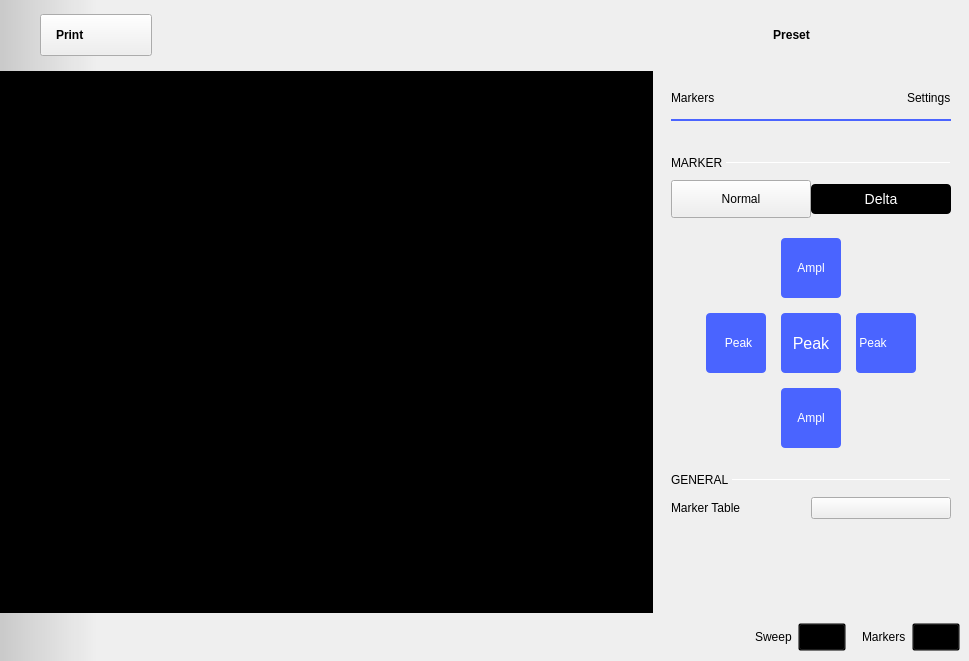
Old version of the form ui/spectrum_analyzer.ui in the repository analogdevicesinc/scopy.
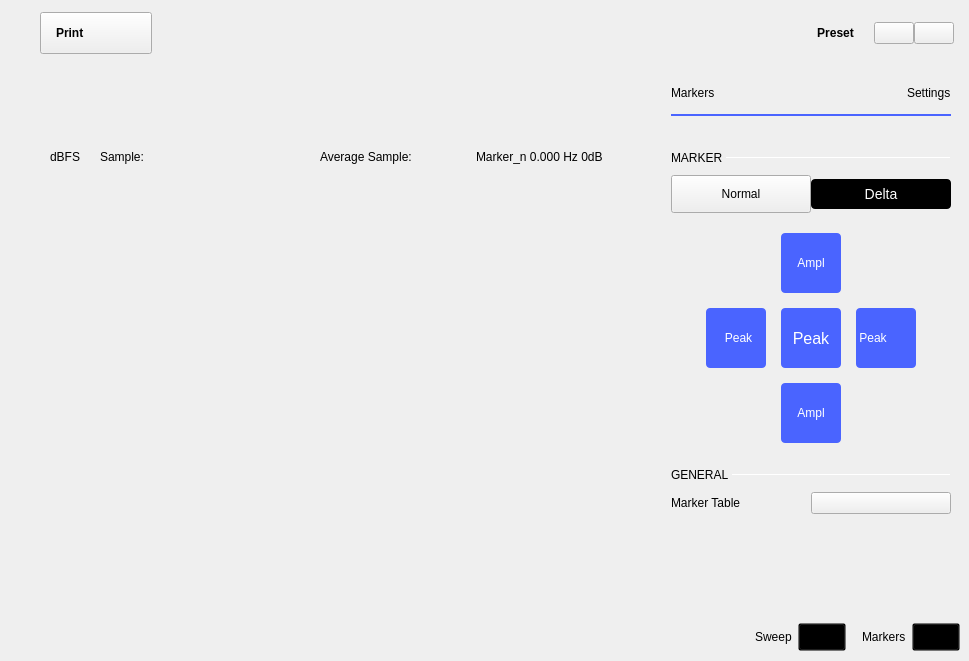
New version of the form. The open tabs and pages were chosen to show the change. Icons and pictures are not drawn. Custom widgets are drawn as their Qt base class.

Diff of the .ui file:
```diff
--- a/ui/spectrum_analyzer.ui
+++ b/ui/spectrum_analyzer.ui
@@ -40,40 +40,6 @@
        <height>0</height>
       </size>
      </property>
-     <property name="styleSheet">
-      <string notr="true">
-QWidget#mainWidget
-{
-background-color: qlineargradient(spread:pad, x1:0, y1:0, x2:0.1, y2:0, stop:0 rgba(0, 0, 0, 40), stop:1 transparent);
-}
-
-/* QComboBoxes*/
-QComboBox
-{
-  height: 24px;
-  border: 0px;
-  font-size: 14px;
-  border-bottom: 1px solid rgba(255, 255, 255, 102);
-  padding-bottom: 4px;
-}
-QComboBox::drop-down
-{
-  subcontrol-position: center right;
-  width: 10px;
-  height: 6px;
-  border-image: url(:/icons/sba_cmb_box_arrow.svg);
-}
-QComboBox QAbstractItemView {
-  border: 0px;
-  color: white;
-  selection-background-color: rgba(25, 25, 25);
-  outline: 0px;
-}
-QComboBox:disabled
-{
-  color: rgb(85, 85, 85);
-}</string>
-     </property>
      <layout class="QVBoxLayout" name="verticalLayout_6">
       <property name="spacing">
        <number>0</number>
@@ -249,31 +215,6 @@
             <height>0</height>
            </size>
           </property>
-          <property name="styleSheet">
-           <string notr="true">QPushButton {
-  min-height: 40px;
-  max-height: 40px;
-  min-width: 60px;
-  max-width: 60px;
-  padding-top:5px
-}
-
-QPushButton:checked {
-  border-top: 1px solid rgba(255,255,255,150);
-}
-
-QPushButton:!checked {
-  border-top: 1px solid rgba(255,255,255,0);
-}
-
-QPushButton:!checked:hover {
-  border-top: 1px solid rgba(255,255,255,0);
-}
-
-QPushButton:checked:hover {
-  border-top: 1px solid rgba(255,255,255,200);
-}</string>
-          </property>
           <layout class="QHBoxLayout" name="horizontalLayout_6">
            <property name="spacing">
             <number>0</number>
@@ -367,11 +308,6 @@
             <verstretch>0</verstretch>
            </sizepolicy>
           </property>
-          <property name="styleSheet">
-           <string notr="true">QWidget {
-  background-color: black;
-}</string>
-          </property>
           <layout class="QGridLayout" name="gridLayout">
            <property name="leftMargin">
             <number>50</number>
@@ -2404,6 +2340,11 @@
    <header>menu_anim.hpp</header>
    <container>1</container>
   </customwidget>
+  <customwidget>
+   <class>adiscope::CustomPushButton</class>
+   <extends>QPushButton</extends>
+   <header>customPushButton.hpp</header>
+  </customwidget>
   <customwidget>
    <class>adiscope::InstrumentNotes</class>
    <extends>QWidget</extends>
@@ -2416,11 +2357,6 @@
    <header>runsinglewidget.h</header>
    <container>1</container>
   </customwidget>
-  <customwidget>
-   <class>adiscope::CustomPushButton</class>
-   <extends>QPushButton</extends>
-   <header>customPushButton.hpp</header>
-  </customwidget>
   <customwidget>
    <class>adiscope::MarkerTable</class>
    <extends>QWidget</extends>
```
Left out of the diff: 8 changed lines with no effect on the pictures.
